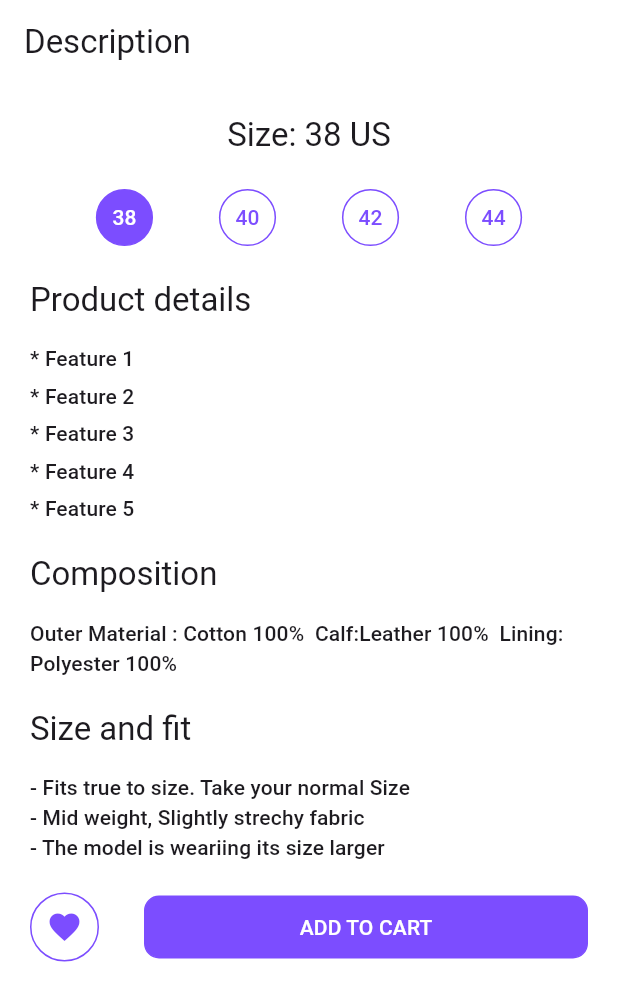
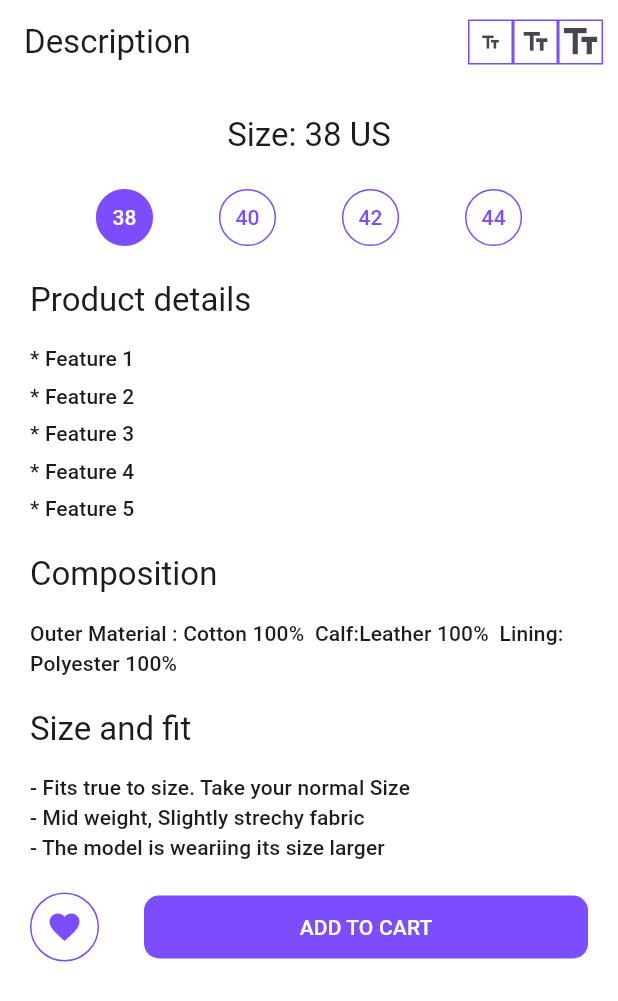
Before and after one commit to Mirzaazmath/flutter_text_scaling_example, a Flutter app: the screen it shows after launch, on a phone screen of 412 x 824 dp. Shown: the top 1001 px of the screen. Run offline on Flutter 3.47's test engine with Material 3 defaults, Android fonts, the phone set to English and light mode, and no system bars.

Commit message:
added text scale ui btn

```diff
--- a/lib/screens/home_screen.dart
+++ b/lib/screens/home_screen.dart
@@ -10,15 +10,45 @@ class HomeScreen extends StatelessWidget {
     return Scaffold(
       backgroundColor: Colors.white,
       appBar: AppBar(
-          backgroundColor: Colors.white,
-          title: Text("Description")),
+          backgroundColor: Colors.white, title: Text("Description"),
+        actions: [
+          Container(
+            height: 30,
+            width: 30,
+            decoration: BoxDecoration(
+              color: Colors.white,
+              border: Border.all(color: primaryColor)
+            ),
+            child: Icon(Icons.text_fields_outlined,size: 14,),
+          ),
+          Container(
+            height: 30,
+            width: 30,
+            decoration: BoxDecoration(
+                color: Colors.white,
+                border: Border.all(color: primaryColor)
+            ),
+            child: Icon(Icons.text_fields_outlined,size: 20,),
+          ),
+          Container(
+            height: 30,
+            width: 30,
+            decoration: BoxDecoration(
+                color: Colors.white,
+                border: Border.all(color: primaryColor)
+            ),
+            child: Icon(Icons.text_fields_outlined,size: 28,),
+          ),
+          SizedBox(width: 10,),
+        ],
+      ),
       body: SingleChildScrollView(
         padding: EdgeInsets.all(20),
         child: Column(
           crossAxisAlignment: CrossAxisAlignment.start,
           children: [
             Center(child: Text("Size: 38 US", style: textTheme.titleLarge)),
-            SizedBox(height: 20,),
+            SizedBox(height: 20),
             Row(
               mainAxisAlignment: MainAxisAlignment.spaceEvenly,
               children: [
@@ -28,36 +58,53 @@ class HomeScreen extends StatelessWidget {
                     decoration: BoxDecoration(
                       border: Border.all(color: primaryColor),
                       shape: BoxShape.circle,
-                      color:i==0?primaryColor: Colors.white,
+                      color: i == 0 ? primaryColor : Colors.white,
                     ),
-                    child: Text(sizeList[i].toString(),style: textTheme.labelLarge?.copyWith(color:i==0?Colors.white: primaryColor),),
+                    child: Text(
+                      sizeList[i].toString(),
+                      style: textTheme.labelLarge?.copyWith(
+                        color: i == 0 ? Colors.white : primaryColor,
+                      ),
+                    ),
                   ),
                 ],
               ],
             ),
-            SizedBox(height: 20,),
+            SizedBox(height: 20),
             Text("Product details", style: textTheme.titleLarge),
-            SizedBox(height: 15,),
+            SizedBox(height: 15),
             Text("* Feature 1", style: textTheme.titleSmall),
-            SizedBox(height: 5,),
+            SizedBox(height: 5),
             Text("* Feature 2", style: textTheme.titleSmall),
-            SizedBox(height: 5,),
+            SizedBox(height: 5),
             Text("* Feature 3", style: textTheme.titleSmall),
-            SizedBox(height: 5,),
+            SizedBox(height: 5),
             Text("* Feature 4", style: textTheme.titleSmall),
-            SizedBox(height: 5,),
+            SizedBox(height: 5),
             Text("* Feature 5", style: textTheme.titleSmall),
-            SizedBox(height: 20,),
+            SizedBox(height: 20),
             Text("Composition", style: textTheme.titleLarge),
-            SizedBox(height: 15,),
-            Text("Outer Material : Cotton 100%  Calf:Leather 100%  Lining: Polyester 100%", style: textTheme.titleSmall),
-            SizedBox(height: 20,),
+            SizedBox(height: 15),
+            Text(
+              "Outer Material : Cotton 100%  Calf:Leather 100%  Lining: Polyester 100%",
+              style: textTheme.titleSmall,
+            ),
+            SizedBox(height: 20),
             Text("Size and fit", style: textTheme.titleLarge),
-            SizedBox(height: 15,),
-            Text("- Fits true to size. Take your normal Size", style: textTheme.titleSmall),
-            Text("- Mid weight, Slightly strechy fabric", style: textTheme.titleSmall),
-            Text("- The model is weariing its size larger", style: textTheme.titleSmall),
-            SizedBox(height: 20,),
+            SizedBox(height: 15),
+            Text(
+              "- Fits true to size. Take your normal Size",
+              style: textTheme.titleSmall,
+            ),
+            Text(
+              "- Mid weight, Slightly strechy fabric",
+              style: textTheme.titleSmall,
+            ),
+            Text(
+              "- The model is weariing its size larger",
+              style: textTheme.titleSmall,
+            ),
+            SizedBox(height: 20),
             Row(
               children: [
                 Container(
@@ -65,27 +112,30 @@ class HomeScreen extends StatelessWidget {
                   decoration: BoxDecoration(
                     border: Border.all(color: primaryColor),
                     shape: BoxShape.circle,
-                    color:Colors.white,
+                    color: Colors.white,
                   ),
-                  child:Icon(Icons.favorite,color: primaryColor,),
+                  child: Icon(Icons.favorite, color: primaryColor),
                 ),
-                SizedBox(width: 30,),
-                Expanded(child:  Container(
-                  padding: EdgeInsets.all(10),
-                  decoration: BoxDecoration(
-                    border: Border.all(color: primaryColor),
-                    borderRadius: BorderRadius.circular(10),
-                      color:primaryColor
+                SizedBox(width: 30),
+                Expanded(
+                  child: Container(
+                    padding: EdgeInsets.all(10),
+                    decoration: BoxDecoration(
+                      border: Border.all(color: primaryColor),
+                      borderRadius: BorderRadius.circular(10),
+                      color: primaryColor,
+                    ),
+                    alignment: Alignment.center,
+                    child: Text(
+                      "ADD TO CART",
+                      style: textTheme.labelLarge?.copyWith(
+                        color: Colors.white,
+                      ),
+                    ),
                   ),
-                  alignment: Alignment.center,
-                  child: Text("ADD TO CART",style: textTheme.labelLarge?.copyWith(color:Colors.white),),
-                ),)
-
+                ),
               ],
-            )
-
-
-
+            ),
           ],
         ),
       ),
```
